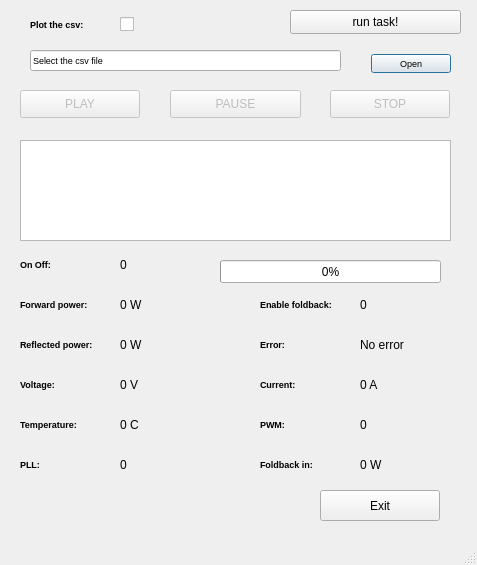
Above: main_window.ui from rstanzani/seriale_microonde before the change. Below: the same form after it.
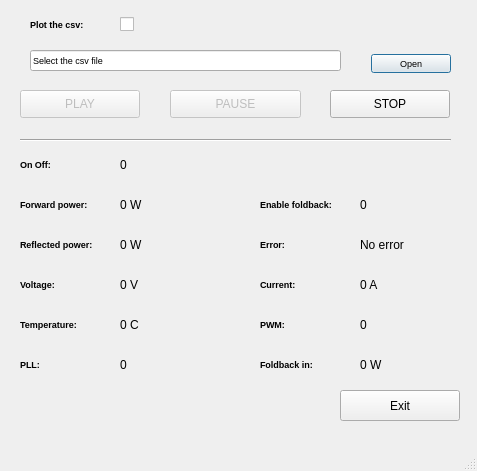
That is the form after the change.

What changed in the file:
```diff
--- a/main_window.ui
+++ b/main_window.ui
@@ -7,7 +7,7 @@
     <x>0</x>
     <y>0</y>
     <width>477</width>
-    <height>565</height>
+    <height>471</height>
    </rect>
   </property>
   <property name="windowTitle">
@@ -32,7 +32,7 @@
    </widget>
    <widget class="QPushButton" name="Qstop">
     <property name="enabled">
-     <bool>false</bool>
+     <bool>true</bool>
     </property>
     <property name="geometry">
      <rect>
@@ -62,24 +62,6 @@
      <string>PAUSE</string>
     </property>
    </widget>
-   <widget class="QPlainTextEdit" name="QoutputPlainTextEdit">
-    <property name="geometry">
-     <rect>
-      <x>20</x>
-      <y>140</y>
-      <width>431</width>
-      <height>101</height>
-     </rect>
-    </property>
-    <property name="font">
-     <font>
-      <pointsize>7</pointsize>
-     </font>
-    </property>
-    <property name="readOnly">
-     <bool>true</bool>
-    </property>
-   </widget>
    <widget class="QLineEdit" name="QGDML">
     <property name="geometry">
      <rect>
@@ -132,7 +114,7 @@
     <property name="geometry">
      <rect>
       <x>20</x>
-      <y>490</y>
+      <y>390</y>
       <width>291</width>
       <height>31</height>
      </rect>
@@ -184,7 +166,7 @@
     <property name="geometry">
      <rect>
       <x>20</x>
-      <y>330</y>
+      <y>230</y>
       <width>81</width>
       <height>28</height>
      </rect>
@@ -204,7 +186,7 @@
     <property name="geometry">
      <rect>
       <x>20</x>
-      <y>370</y>
+      <y>270</y>
       <width>81</width>
       <height>28</height>
      </rect>
@@ -224,7 +206,7 @@
     <property name="geometry">
      <rect>
       <x>20</x>
-      <y>410</y>
+      <y>310</y>
       <width>81</width>
       <height>28</height>
      </rect>
@@ -244,7 +226,7 @@
     <property name="geometry">
      <rect>
       <x>20</x>
-      <y>450</y>
+      <y>350</y>
       <width>81</width>
       <height>28</height>
      </rect>
@@ -264,7 +246,7 @@
     <property name="geometry">
      <rect>
       <x>260</x>
-      <y>370</y>
+      <y>270</y>
       <width>81</width>
       <height>28</height>
      </rect>
@@ -284,7 +266,7 @@
     <property name="geometry">
      <rect>
       <x>20</x>
-      <y>290</y>
+      <y>190</y>
       <width>81</width>
       <height>28</height>
      </rect>
@@ -304,7 +286,7 @@
     <property name="geometry">
      <rect>
       <x>260</x>
-      <y>410</y>
+      <y>310</y>
       <width>81</width>
       <height>28</height>
      </rect>
@@ -324,7 +306,7 @@
     <property name="geometry">
      <rect>
       <x>20</x>
-      <y>250</y>
+      <y>150</y>
       <width>81</width>
       <height>28</height>
      </rect>
@@ -344,7 +326,7 @@
     <property name="geometry">
      <rect>
       <x>260</x>
-      <y>290</y>
+      <y>190</y>
       <width>81</width>
       <height>28</height>
      </rect>
@@ -364,7 +346,7 @@
     <property name="geometry">
      <rect>
       <x>260</x>
-      <y>450</y>
+      <y>350</y>
       <width>61</width>
       <height>28</height>
      </rect>
@@ -384,7 +366,7 @@
     <property name="geometry">
      <rect>
       <x>260</x>
-      <y>330</y>
+      <y>230</y>
       <width>61</width>
       <height>28</height>
      </rect>
@@ -404,7 +386,7 @@
     <property name="geometry">
      <rect>
       <x>120</x>
-      <y>290</y>
+      <y>190</y>
       <width>121</width>
       <height>31</height>
      </rect>
@@ -420,7 +402,7 @@
     <property name="geometry">
      <rect>
       <x>120</x>
-      <y>330</y>
+      <y>230</y>
       <width>121</width>
       <height>31</height>
      </rect>
@@ -436,7 +418,7 @@
     <property name="geometry">
      <rect>
       <x>120</x>
-      <y>250</y>
+      <y>150</y>
       <width>121</width>
       <height>31</height>
      </rect>
@@ -452,7 +434,7 @@
     <property name="geometry">
      <rect>
       <x>120</x>
-      <y>410</y>
+      <y>310</y>
       <width>121</width>
       <height>31</height>
      </rect>
@@ -468,7 +450,7 @@
     <property name="geometry">
      <rect>
       <x>120</x>
-      <y>370</y>
+      <y>270</y>
       <width>121</width>
       <height>31</height>
      </rect>
@@ -484,7 +466,7 @@
     <property name="geometry">
      <rect>
       <x>120</x>
-      <y>450</y>
+      <y>350</y>
       <width>121</width>
       <height>31</height>
      </rect>
@@ -500,7 +482,7 @@
     <property name="geometry">
      <rect>
       <x>360</x>
-      <y>450</y>
+      <y>350</y>
       <width>121</width>
       <height>31</height>
      </rect>
@@ -516,7 +498,7 @@
     <property name="geometry">
      <rect>
       <x>360</x>
-      <y>410</y>
+      <y>310</y>
       <width>121</width>
       <height>31</height>
      </rect>
@@ -532,7 +514,7 @@
     <property name="geometry">
      <rect>
       <x>360</x>
-      <y>370</y>
+      <y>270</y>
       <width>121</width>
       <height>31</height>
      </rect>
@@ -548,7 +530,7 @@
     <property name="geometry">
      <rect>
       <x>360</x>
-      <y>330</y>
+      <y>230</y>
       <width>121</width>
       <height>31</height>
      </rect>
@@ -564,7 +546,7 @@
     <property name="geometry">
      <rect>
       <x>360</x>
-      <y>290</y>
+      <y>190</y>
       <width>121</width>
       <height>31</height>
      </rect>
@@ -582,8 +564,8 @@
     </property>
     <property name="geometry">
      <rect>
-      <x>320</x>
-      <y>490</y>
+      <x>340</x>
+      <y>390</y>
       <width>120</width>
       <height>31</height>
      </rect>
@@ -592,30 +574,17 @@
      <string>Exit</string>
     </property>
    </widget>
-   <widget class="QProgressBar" name="progressBar">
+   <widget class="Line" name="line">
     <property name="geometry">
      <rect>
-      <x>220</x>
-      <y>260</y>
-      <width>221</width>
-      <height>23</height>
+      <x>20</x>
+      <y>130</y>
+      <width>431</width>
+      <height>20</height>
      </rect>
     </property>
-    <property name="value">
-     <number>0</number>
-    </property>
-   </widget>
-   <widget class="QPushButton" name="button">
-    <property name="geometry">
-     <rect>
-      <x>290</x>
-      <y>10</y>
-      <width>171</width>
-      <height>24</height>
-     </rect>
-    </property>
-    <property name="text">
-     <string>run task!</string>
+    <property name="orientation">
+     <enum>Qt::Horizontal</enum>
     </property>
    </widget>
   </widget>
```
